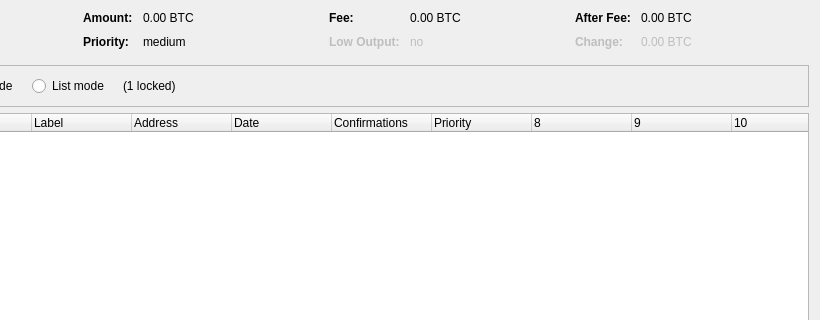
This is src/qt/forms/coincontroldialog.ui in digibyte/digibyte as Qt 5 draws it before an edit; both pictures show x 180 to 1000 and y 0 to 320 of the 1000 by 500 pixel window. The edited form follows.
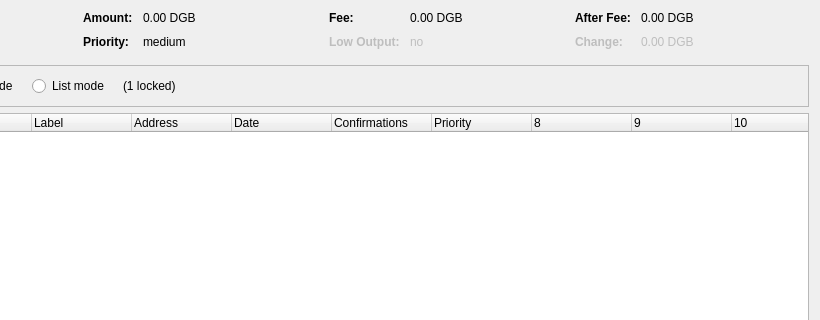
This is the edited form. Custom widgets are drawn as their Qt base class.

Patch:
```diff
--- a/src/qt/forms/coincontroldialog.ui
+++ b/src/qt/forms/coincontroldialog.ui
@@ -132,7 +132,7 @@
           <enum>Qt::ActionsContextMenu</enum>
          </property>
          <property name="text">
-          <string notr="true">0.00 BTC</string>
+          <string notr="true">0.00 DGB</string>
          </property>
          <property name="textInteractionFlags">
           <set>Qt::LinksAccessibleByMouse|Qt::TextSelectableByKeyboard|Qt::TextSelectableByMouse</set>
@@ -206,7 +206,7 @@
           <enum>Qt::ActionsContextMenu</enum>
          </property>
          <property name="text">
-          <string notr="true">0.00 BTC</string>
+          <string notr="true">0.00 DGB</string>
          </property>
          <property name="textInteractionFlags">
           <set>Qt::LinksAccessibleByMouse|Qt::TextSelectableByKeyboard|Qt::TextSelectableByMouse</set>
@@ -286,7 +286,7 @@
           <enum>Qt::ActionsContextMenu</enum>
          </property>
          <property name="text">
-          <string notr="true">0.00 BTC</string>
+          <string notr="true">0.00 DGB</string>
          </property>
          <property name="textInteractionFlags">
           <set>Qt::LinksAccessibleByMouse|Qt::TextSelectableByKeyboard|Qt::TextSelectableByMouse</set>
@@ -321,7 +321,7 @@
           <enum>Qt::ActionsContextMenu</enum>
          </property>
          <property name="text">
-          <string notr="true">0.00 BTC</string>
+          <string notr="true">0.00 DGB</string>
          </property>
          <property name="textInteractionFlags">
           <set>Qt::LinksAccessibleByMouse|Qt::TextSelectableByKeyboard|Qt::TextSelectableByMouse</set>
```
